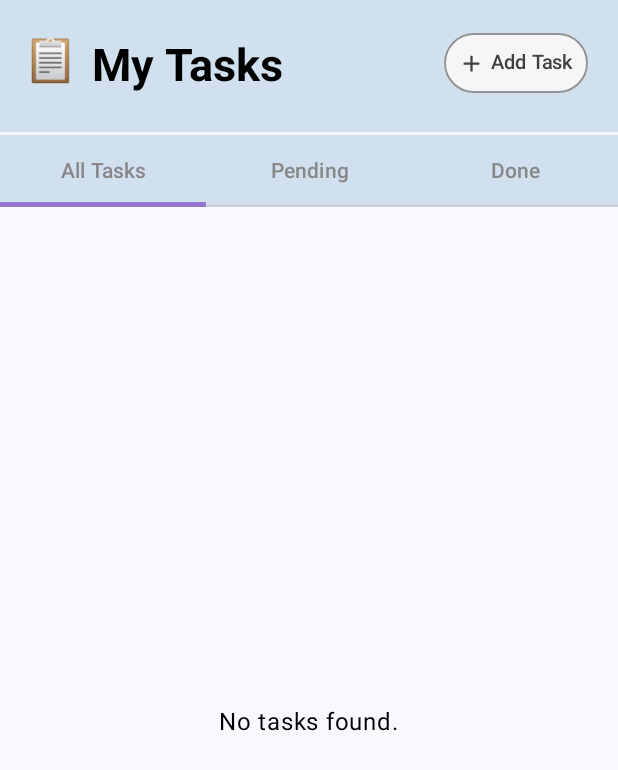
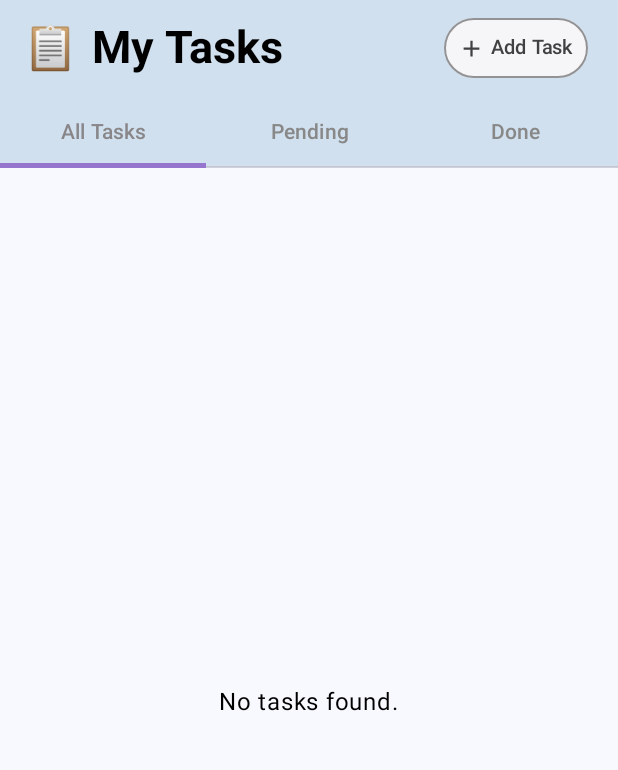
Before and after one commit to Neha-Hussain75/Taak_app, an Android app built with Jetpack Compose: the screen it shows after launch (MainActivity), on a phone screen of 412 x 824 dp. Shown: the top 770 px of the screen. Run offline under Robolectric (Android 15) with nearby library versions, the phone set to English and light mode, and no system bars; our stand-ins replace Room's generated code.

Commit message:
Update TaskListScreen.kt

```diff
--- a/app/src/main/java/com/example/taskmanager/ui/screens/TaskListScreen.kt
+++ b/app/src/main/java/com/example/taskmanager/ui/screens/TaskListScreen.kt
@@ -38,14 +38,13 @@ fun TaskListScreen(
                             text = "📋",
                             fontWeight = FontWeight.Bold,
                             fontSize = 28.sp,
-                            modifier = Modifier.padding(end = 4.dp, top = 16.dp)
+                            modifier = Modifier.padding(end = 4.dp)
                         )
                         Spacer(modifier = Modifier.width(6.dp))
                         Text(
                             text = "My Tasks",
                             fontWeight = FontWeight.Bold,
-                            fontSize = 30.sp,
-                            modifier = Modifier.padding(top = 24.dp)
+                            fontSize = 30.sp
                         )
                     }
                 },
@@ -53,7 +52,7 @@ fun TaskListScreen(
                     OutlinedButton(
                         onClick = onAddClick,
                         modifier = Modifier
-                            .padding(end = 16.dp, top = 20.dp)
+                            .padding(end = 16.dp)
                             .height(40.dp)
                             .widthIn(min = 96.dp),
                         border = BorderStroke(1.dp, Color(0xFF939396)),
@@ -77,9 +76,6 @@ fun TaskListScreen(
                         )
                     }
                 },
-                modifier = Modifier
-                    .fillMaxWidth()
-                    .height(88.dp),
                 colors = TopAppBarDefaults.topAppBarColors(
                     containerColor = Color(0xFFD1E0EE)
                 )
@@ -89,10 +85,7 @@ fun TaskListScreen(
         Column(
             modifier = Modifier
                 .fillMaxSize()
-                .padding(
-                    top = padding.calculateTopPadding() + 2.dp,
-                    bottom = 16.dp
-                )
+                .padding(padding) // ← Scaffold already provides top padding!
         ) {
             TabRow(
                 selectedTabIndex = selectedTab,
@@ -118,15 +111,13 @@ fun TaskListScreen(
                 modifier = Modifier
                     .fillMaxSize()
                     .background(Color(0xFFF8F9FF))
-                    .padding(horizontal = 16.dp, vertical = 4.dp)
+                    .padding(horizontal = 16.dp, vertical = 8.dp)
             ) {
                 val filteredTasks = when (selectedTab) {
                     1 -> tasks.filter { it.status == TaskStatus.PENDING }
                     2 -> tasks.filter { it.status == TaskStatus.DONE }
                     else -> tasks
                 }
-
-                Spacer(modifier = Modifier.height(16.dp))
 
                 if (filteredTasks.isEmpty()) {
                     Box(
```
